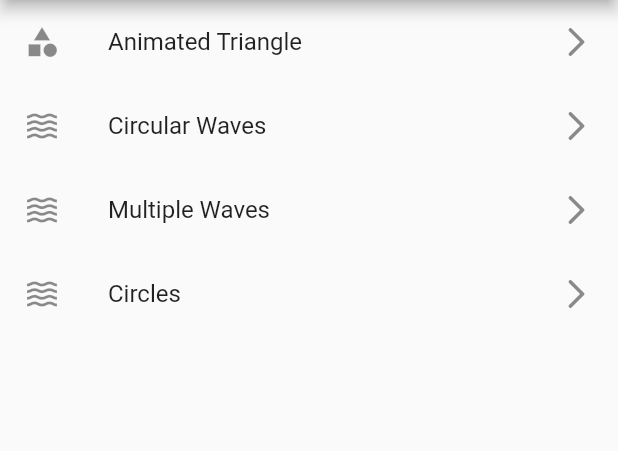
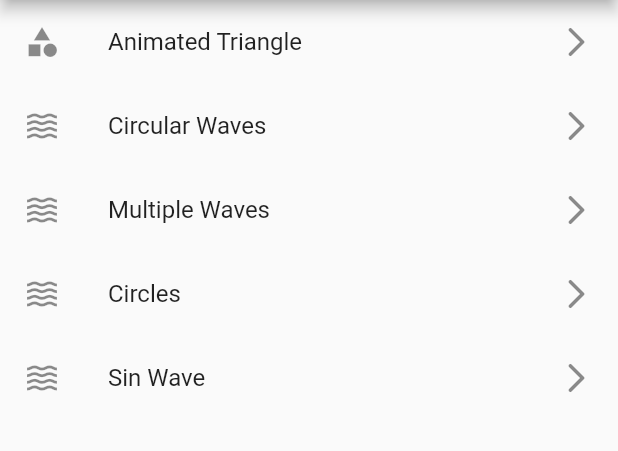
Before and after one commit to deus-magna/animations, a Flutter app: the screen it shows after launch, on a phone screen of 412 x 824 dp, the part 84-535 px from its top. Run offline on Flutter 3.47's test engine with Material 2 defaults, Android fonts, the phone set to English and light mode, and no system bars.

Commit message:
SAdd listTile to navigate to Sin Wave View

```diff
--- a/lib/views/home_view.dart
+++ b/lib/views/home_view.dart
@@ -32,6 +32,12 @@ class HomeView extends StatelessWidget {
             title: Text('Circles'),
             trailing: Icon(Icons.arrow_forward_ios_rounded),
             onTap: () => Navigator.of(context).pushNamed('/circles'),
+          ),
+          ListTile(
+            leading: Icon(Icons.waves),
+            title: Text('Sin Wave'),
+            trailing: Icon(Icons.arrow_forward_ios_rounded),
+            onTap: () => Navigator.of(context).pushNamed('/sin'),
           )
         ],
       ),
```
